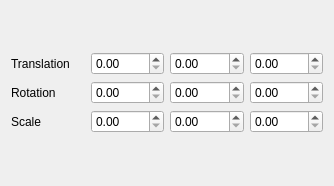
Flanctory-Studio/QtDelivery, file Project/transform.ui: the form before one commit.
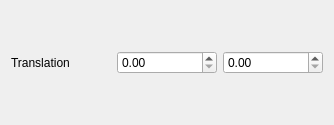
The form after the commit.

```diff
--- a/Project/transform.ui
+++ b/Project/transform.ui
@@ -7,16 +7,12 @@
     <x>0</x>
     <y>0</y>
     <width>334</width>
-    <height>186</height>
+    <height>125</height>
    </rect>
   </property>
   <property name="windowTitle">
    <string>Form</string>
   </property>
-  <layout class="QVBoxLayout" name="verticalLayout_2">
-   <item>
-    <layout class="QVBoxLayout" name="verticalLayout">
-     <item>
       <layout class="QHBoxLayout" name="horizontalLayout">
        <item>
         <widget class="QLabel" name="posLabel">
@@ -41,81 +37,6 @@
           <double>0.100000000000000</double>
          </property>
         </widget>
-       </item>
-       <item>
-        <widget class="QDoubleSpinBox" name="posZBox">
-         <property name="singleStep">
-          <double>0.100000000000000</double>
-         </property>
-        </widget>
-       </item>
-      </layout>
-     </item>
-     <item>
-      <layout class="QHBoxLayout" name="horizontalLayout_2">
-       <item>
-        <widget class="QLabel" name="rotLabel">
-         <property name="text">
-          <string>Rotation</string>
-         </property>
-        </widget>
-       </item>
-       <item>
-        <widget class="QDoubleSpinBox" name="rotXBox">
-         <property name="singleStep">
-          <double>0.100000000000000</double>
-         </property>
-        </widget>
-       </item>
-       <item>
-        <widget class="QDoubleSpinBox" name="rotYBox">
-         <property name="singleStep">
-          <double>0.100000000000000</double>
-         </property>
-        </widget>
-       </item>
-       <item>
-        <widget class="QDoubleSpinBox" name="rotZBox">
-         <property name="singleStep">
-          <double>0.100000000000000</double>
-         </property>
-        </widget>
-       </item>
-      </layout>
-     </item>
-     <item>
-      <layout class="QHBoxLayout" name="horizontalLayout_3">
-       <item>
-        <widget class="QLabel" name="scaleLabel">
-         <property name="text">
-          <string>Scale</string>
-         </property>
-        </widget>
-       </item>
-       <item>
-        <widget class="QDoubleSpinBox" name="scaleXBox">
-         <property name="singleStep">
-          <double>0.100000000000000</double>
-         </property>
-        </widget>
-       </item>
-       <item>
-        <widget class="QDoubleSpinBox" name="scaleYBox">
-         <property name="singleStep">
-          <double>0.100000000000000</double>
-         </property>
-        </widget>
-       </item>
-       <item>
-        <widget class="QDoubleSpinBox" name="scaleZBox">
-         <property name="singleStep">
-          <double>0.100000000000000</double>
-         </property>
-        </widget>
-       </item>
-      </layout>
-     </item>
-    </layout>
    </item>
   </layout>
  </widget>
```
Lines whose indentation alone changed are shown as unchanged.
